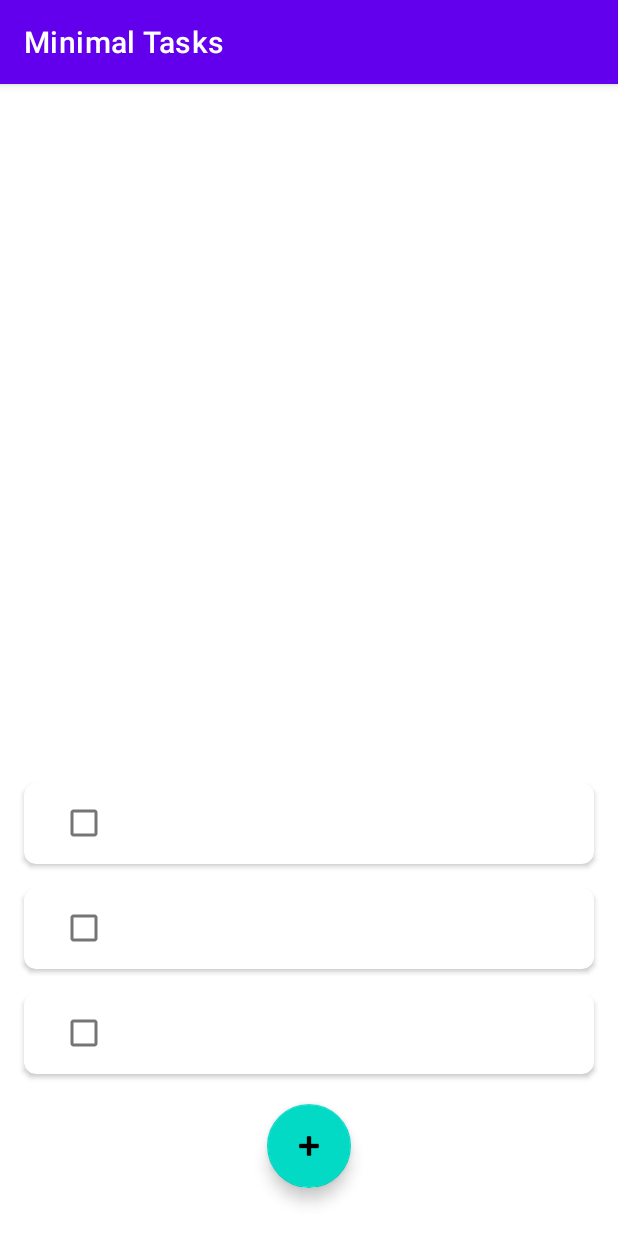
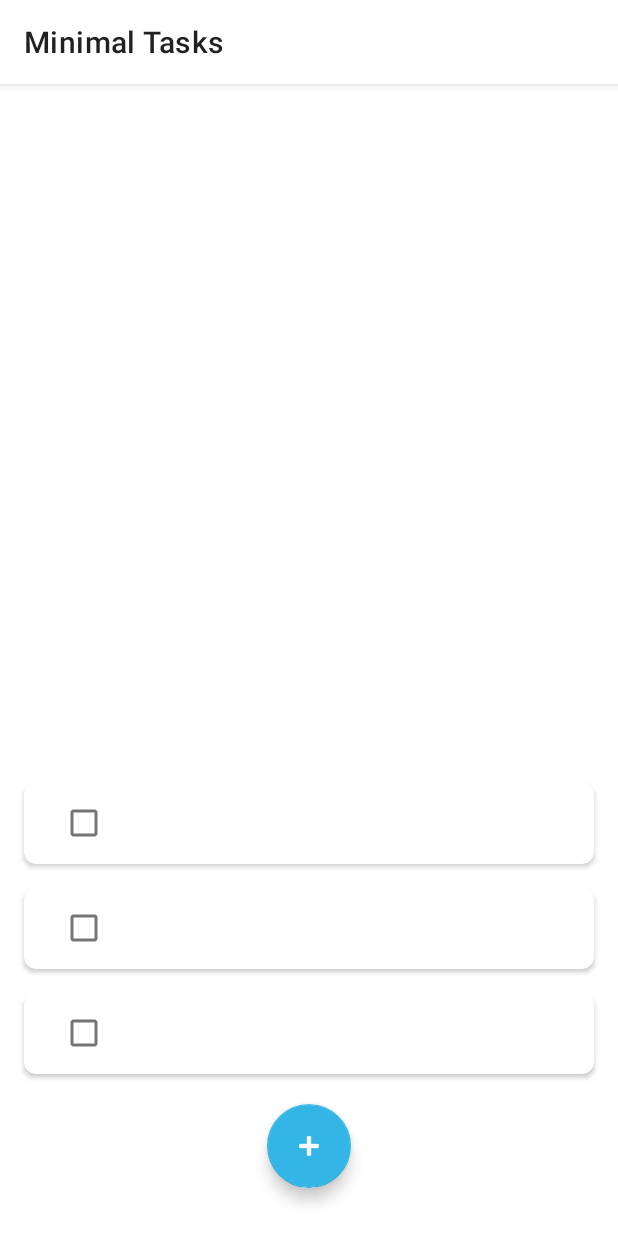
Before and after one commit to divinae/minimaltaskssample, an Android app: the screen it shows after launch (MainActivity), on a phone screen of 412 x 824 dp. Run offline under Robolectric (Android 15) with nearby library versions, the phone set to English and light mode, and no system bars; our stand-ins replace data binding.

Commit message:
set full white theme

```diff
--- a/app/src/main/java/com/dv/minimaltasksapp/MainActivity.kt
+++ b/app/src/main/java/com/dv/minimaltasksapp/MainActivity.kt
@@ -3,12 +3,14 @@ package com.dv.minimaltasksapp
 import androidx.appcompat.app.AppCompatActivity
 import android.os.Bundle
 
+// TODO write javaDoc in all public methods
 class MainActivity : AppCompatActivity() {
 
     override fun onCreate(savedInstanceState: Bundle?) {
         super.onCreate(savedInstanceState)
         setContentView(R.layout.main_activity)
         if (savedInstanceState == null) {
+            // TODO use navigator
             supportFragmentManager.beginTransaction()
                 .replace(R.id.container, TasksFragment.newInstance())
                 .commitNow()
--- a/app/src/main/java/com/dv/minimaltasksapp/TasksFragment.kt
+++ b/app/src/main/java/com/dv/minimaltasksapp/TasksFragment.kt
@@ -29,6 +29,7 @@ class TasksFragment : Fragment() {
             viewHolder: RecyclerView.ViewHolder,
             target: RecyclerView.ViewHolder
         ): Boolean {
+            // TODO add support for moving elements
             return false
         }
 
--- a/app/src/main/java/com/dv/minimaltasksapp/repositories/TaskRepositoryImpl.kt
+++ b/app/src/main/java/com/dv/minimaltasksapp/repositories/TaskRepositoryImpl.kt
@@ -5,6 +5,7 @@ import androidx.lifecycle.MutableLiveData
 import com.dv.minimaltasksapp.data.models.Task
 
 object TaskRepositoryImpl : TaskRepository {
+    // TODO store task in DB (using Room)
     private val tasks = MutableLiveData(listOf(Task("get A"), Task("get B"), Task("do x")))
 
     override fun getTasks(): LiveData<List<Task>> = tasks
--- a/app/src/main/java/com/dv/minimaltasksapp/viewmodels/TaskFragmentViewModel.kt
+++ b/app/src/main/java/com/dv/minimaltasksapp/viewmodels/TaskFragmentViewModel.kt
@@ -7,6 +7,7 @@ import com.dv.minimaltasksapp.repositories.TaskRepository
 import com.dv.minimaltasksapp.repositories.TaskRepositoryImpl
 
 class TaskFragmentViewModel : ViewModel() {
+    // TODO use Hilt for dependencies
     private val taskRepository: TaskRepository = TaskRepositoryImpl
 
     fun getTasks(): LiveData<List<Task>> = taskRepository.getTasks()
--- a/app/src/main/res/layout/task_row.xml
+++ b/app/src/main/res/layout/task_row.xml
@@ -51,7 +51,6 @@
                     android:layout_width="match_parent"
                     android:layout_height="wrap_content"
                     android:text="@{task.text}"
-                    android:textColor="@color/black"
                     android:textSize="18sp"
                     app:strikeThrough="@{task.done ? true : false}"
                     tools:text="Sample task" />
--- a/app/src/main/res/values/themes.xml
+++ b/app/src/main/res/values/themes.xml
@@ -1,16 +1,19 @@
 <resources xmlns:tools="http://schemas.android.com/tools">
     <!-- Base application theme. -->
-    <style name="Theme.MinimalTasksApp" parent="Theme.MaterialComponents.DayNight.DarkActionBar">
+    <style name="Theme.MinimalTasksApp" parent="Theme.MaterialComponents.DayNight">
         <!-- Primary brand color. -->
-        <item name="colorPrimary">@color/purple_500</item>
-        <item name="colorPrimaryVariant">@color/purple_700</item>
-        <item name="colorOnPrimary">@color/white</item>
+        <item name="colorPrimary">@color/white</item>
+        <item name="colorPrimaryVariant">@color/white</item>
+        <item name="colorOnPrimary">@color/black</item>
+
+        <item name="android:textColor">@color/black</item>
         <!-- Secondary brand color. -->
-        <item name="colorSecondary">@color/teal_200</item>
-        <item name="colorSecondaryVariant">@color/teal_700</item>
-        <item name="colorOnSecondary">@color/black</item>
+        <item name="colorSecondary">@android:color/holo_blue_light</item>
+        <item name="colorSecondaryVariant">@android:color/holo_blue_light</item>
+        <item name="colorOnSecondary">@color/white</item>
         <!-- Status bar color. -->
         <item name="android:statusBarColor" tools:targetApi="l">?attr/colorPrimaryVariant</item>
+        <item name="android:windowLightStatusBar">true</item>
         <!-- Customize your theme here. -->
     </style>
 </resources>
```
